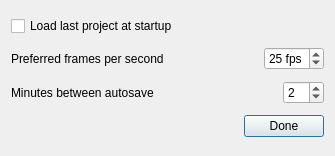
davidlamhauge/dastoryboard, file preferencemanager.ui: the form before one commit.
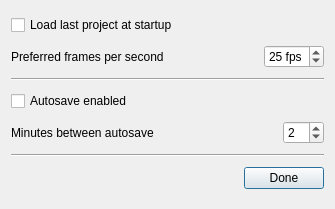
The form after the commit.

Commit message: Menus implemented. Buttons removed from UI

```diff
--- a/preferencemanager.ui
+++ b/preferencemanager.ui
@@ -7,7 +7,7 @@
     <x>0</x>
     <y>0</y>
     <width>335</width>
-    <height>156</height>
+    <height>209</height>
    </rect>
   </property>
   <property name="windowTitle">
@@ -78,6 +78,37 @@
      </item>
     </layout>
    </item>
+   <item>
+    <widget class="Line" name="line_2">
+     <property name="orientation">
+      <enum>Qt::Horizontal</enum>
+     </property>
+    </widget>
+   </item>
+   <item>
+    <layout class="QHBoxLayout" name="horizontalLayout_5">
+     <item>
+      <widget class="QCheckBox" name="cbAutosave">
+       <property name="text">
+        <string>Autosave enabled</string>
+       </property>
+      </widget>
+     </item>
+     <item>
+      <spacer name="horizontalSpacer_5">
+       <property name="orientation">
+        <enum>Qt::Horizontal</enum>
+       </property>
+       <property name="sizeHint" stdset="0">
+        <size>
+         <width>40</width>
+         <height>20</height>
+        </size>
+       </property>
+      </spacer>
+     </item>
+    </layout>
+   </item>
    <item>
     <layout class="QHBoxLayout" name="horizontalLayout_4">
      <item>
@@ -115,6 +146,13 @@
      </item>
     </layout>
    </item>
+   <item>
+    <widget class="Line" name="line">
+     <property name="orientation">
+      <enum>Qt::Horizontal</enum>
+     </property>
+    </widget>
+   </item>
    <item>
     <layout class="QHBoxLayout" name="horizontalLayout_2">
      <item>
```
The commit also changes 6 other files.
